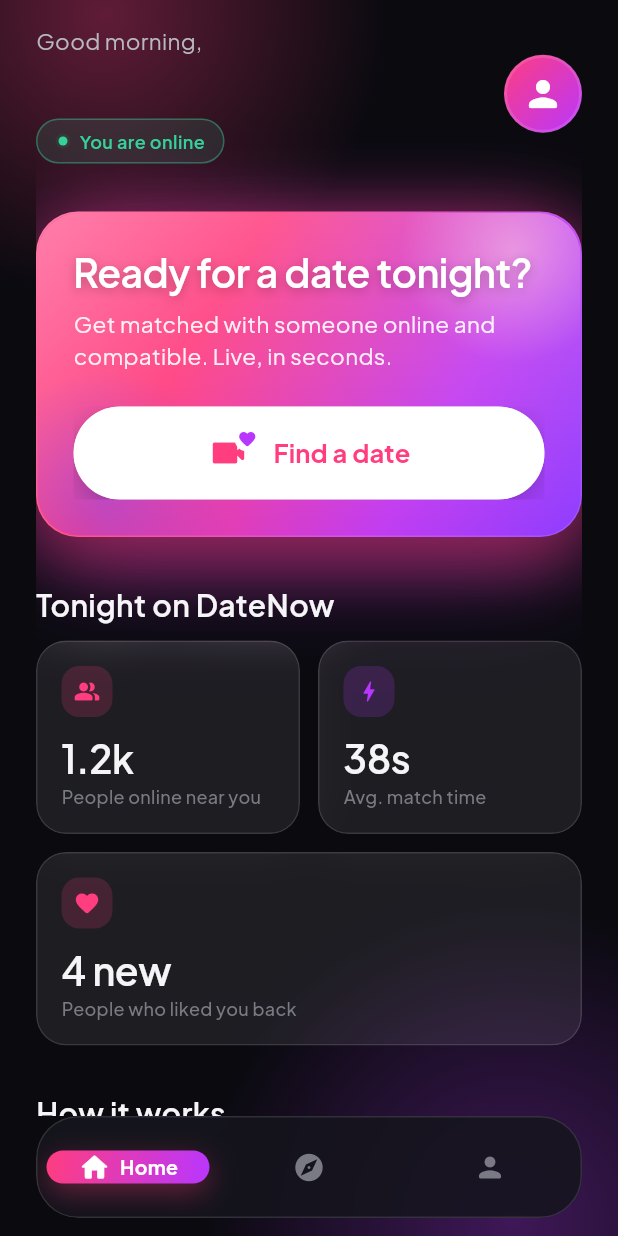
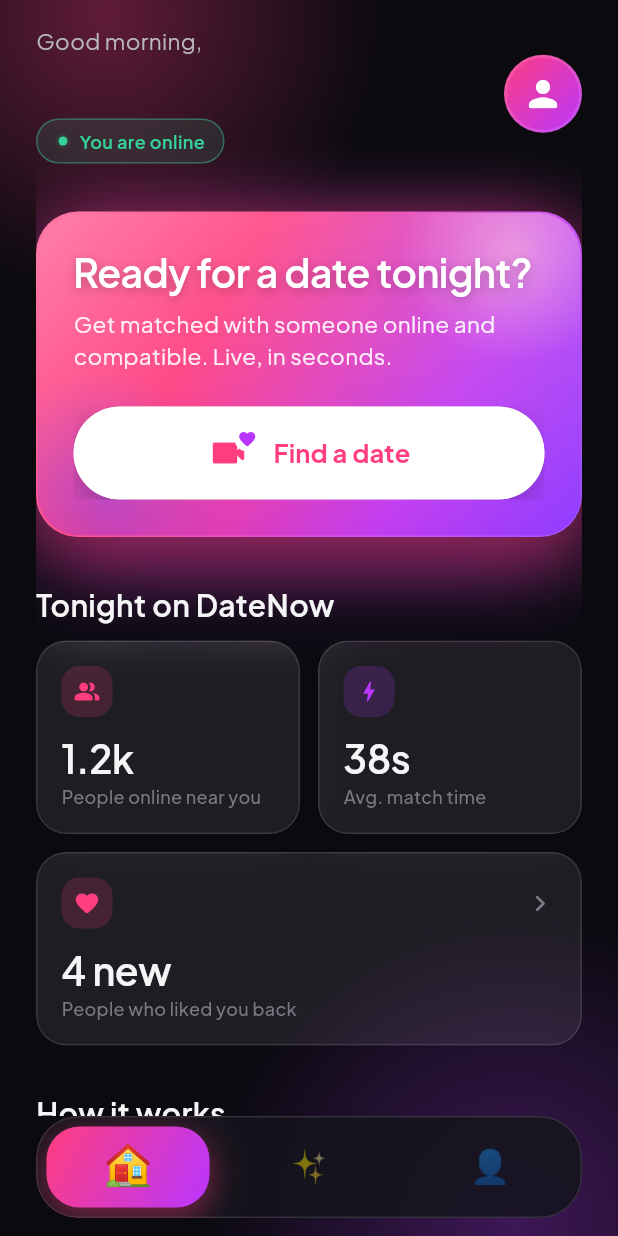
Before and after one commit to ecom59657-cmyk/datenow, a Flutter app: the HomeScreen screen opened by its route, on a phone screen of 412 x 824 dp. Run offline on Flutter 3.47's test engine with Material 3 defaults, Android fonts, the phone set to English and light mode, and no system bars; drawn by our look-alikes of flutter_animate; our stand-ins replace flutter_dotenv, flutter_riverpod, freezed_annotation, go_router, google_fonts, image_picker and 2 more; missing offline and left inert: agora_rtc_engine, agora_uikit; accounts and stored records are empty; generated files the repository leaves out were written again; network calls fail.

Commit message:
Make home navigation more intuitive
Give first-time users obvious, tappable shortcuts into the app.

- Avatar (top-right) opens the Profile tab
- "New likes" stat tile opens the Discover tab (ink ripple + chevron
  so it reads as a navigation shortcut)
- Bottom nav switches to emoji-only tabs — 🏠 Home, ✨ Discover,
  👤 Profile — with the active tab on a glowing brand-gradient pill

Accessible names are preserved via Semantics on every tappable
element. No routes or business logic changed — navigation reuses the
existing shell branches.

Co-Authored-By: Claude Opus 4.7 (1M context) <noreply@anthropic.com>

```diff
--- a/lib/app/scaffold/main_shell.dart
+++ b/lib/app/scaffold/main_shell.dart
@@ -6,7 +6,6 @@ import 'package:go_router/go_router.dart';
 import '../../l10n/app_localizations.dart';
 import '../theme/app_colors.dart';
 import '../theme/app_spacing.dart';
-import '../theme/app_typography.dart';
 
 /// Persistent shell hosting the bottom nav. Renders the active tab via
 /// [StatefulShellRoute.indexedStack] so each branch keeps its own navigation
@@ -27,10 +26,12 @@ class MainShell extends StatelessWidget {
   @override
   Widget build(BuildContext context) {
     final l10n = AppLocalizations.of(context);
+    // Emoji-only tabs: instantly readable, no text. The accessible name
+    // (l10n label) is kept on each button via Semantics.
     final tabs = <_NavItem>[
-      _NavItem(label: l10n.navHome, icon: Icons.home_rounded),
-      _NavItem(label: l10n.navDiscover, icon: Icons.explore_rounded),
-      _NavItem(label: l10n.navProfile, icon: Icons.person_rounded),
+      _NavItem(label: l10n.navHome, emoji: '🏠'),
+      _NavItem(label: l10n.navDiscover, emoji: '✨'),
+      _NavItem(label: l10n.navProfile, emoji: '👤'),
     ];
 
     return Scaffold(
@@ -47,10 +48,12 @@ class MainShell extends StatelessWidget {
 }
 
 class _NavItem {
-  const _NavItem({required this.label, required this.icon});
+  const _NavItem({required this.label, required this.emoji});
 
+  /// Accessible name — surfaced to screen readers even though the bar
+  /// only renders an emoji.
   final String label;
-  final IconData icon;
+  final String emoji;
 }
 
 class _GlassNavBar extends StatelessWidget {
@@ -120,10 +123,15 @@ class _NavButton extends StatelessWidget {
 
   @override
   Widget build(BuildContext context) {
-    final color =
-        selected ? AppColors.textPrimary : AppColors.textTertiary;
-
-    return Material(
+    // Active: a luminous brand-gradient pill with a soft pink glow.
+    // Inactive: no pill, just the emoji dimmed down so it stays visible
+    // but clearly secondary.
+    return Semantics(
+      label: item.label,
+      button: true,
+      selected: selected,
+      excludeSemantics: true,
+      child: Material(
         color: Colors.transparent,
         child: InkWell(
           onTap: onTap,
@@ -132,39 +140,34 @@ class _NavButton extends StatelessWidget {
             duration: const Duration(milliseconds: 220),
             curve: Curves.easeOut,
             margin: const EdgeInsets.all(6),
+            alignment: Alignment.center,
             decoration: selected
                 ? BoxDecoration(
                     gradient: AppColors.brandGradient,
                     borderRadius: BorderRadius.circular(22),
                     boxShadow: [
                       BoxShadow(
-                      color: AppColors.brandPink.withValues(alpha: 0.35),
-                      blurRadius: 16,
+                        color: AppColors.brandPink.withValues(alpha: 0.45),
+                        blurRadius: 18,
+                        spreadRadius: 1,
                         offset: const Offset(0, 6),
                       ),
                     ],
                   )
                 : null,
-          child: Row(
-            mainAxisAlignment: MainAxisAlignment.center,
-            children: [
-              Icon(item.icon,
-                  color: selected ? Colors.white : color, size: 22),
-              if (selected) ...[
-                const SizedBox(width: 6),
-                Flexible(
+            child: AnimatedScale(
+              duration: const Duration(milliseconds: 220),
+              curve: Curves.easeOutBack,
+              scale: selected ? 1.18 : 1.0,
+              child: AnimatedOpacity(
+                duration: const Duration(milliseconds: 220),
+                opacity: selected ? 1.0 : 0.45,
                 child: Text(
-                    item.label,
-                    overflow: TextOverflow.ellipsis,
-                    style: AppTypography.caption.copyWith(
-                      color: Colors.white,
-                      fontWeight: FontWeight.w700,
-                      fontSize: 13,
+                  item.emoji,
+                  style: const TextStyle(fontSize: 22, height: 1.0),
                 ),
               ),
             ),
-              ],
-            ],
           ),
         ),
       ),
--- a/lib/features/home/presentation/home_screen.dart
+++ b/lib/features/home/presentation/home_screen.dart
@@ -34,9 +34,12 @@ class HomeScreen extends ConsumerWidget {
         physics: const BouncingScrollPhysics(),
         children: [
           const SizedBox(height: AppSpacing.md),
-          HomeHeader(displayName: user?.displayName ?? user?.email)
-              .animate()
-              .fadeIn(duration: 350.ms),
+          HomeHeader(
+            displayName: user?.displayName ?? user?.email,
+            // Tapping the avatar switches to the Profile tab via the
+            // existing shell branch — no new screen, no extra route.
+            onAvatarTap: () => context.goNamed(AppRoute.profile.name),
+          ).animate().fadeIn(duration: 350.ms),
           const SizedBox(height: AppSpacing.xl),
           MatchCtaCard(
             onPressed: () => _onFindDate(context, ref),
@@ -69,6 +72,9 @@ class HomeScreen extends ConsumerWidget {
             icon: Icons.favorite_rounded,
             value: l10n.newLikesValue(4),
             label: l10n.newLikesLabel,
+            // Tapping the "new likes" tile switches to the Discover tab via
+            // the existing shell branch.
+            onTap: () => context.goNamed(AppRoute.discover.name),
           ),
           const SizedBox(height: AppSpacing.xl),
           Text(l10n.howItWorks, style: AppTypography.h3),
--- a/lib/features/home/presentation/widgets/home_header.dart
+++ b/lib/features/home/presentation/widgets/home_header.dart
@@ -9,9 +9,13 @@ import '../../../../shared/widgets/status_pill.dart';
 import '../../../profile/presentation/edit/providers/profile_photos_provider.dart';
 
 class HomeHeader extends StatelessWidget {
-  const HomeHeader({super.key, this.displayName});
+  const HomeHeader({super.key, this.displayName, this.onAvatarTap});
 
   final String? displayName;
+
+  /// Tapping the avatar opens the Profile space. Navigation is owned by the
+  /// caller so this widget stays a pure presentation component.
+  final VoidCallback? onAvatarTap;
 
   @override
   Widget build(BuildContext context) {
@@ -38,7 +42,7 @@ class HomeHeader extends StatelessWidget {
             ],
           ),
         ),
-        const _AvatarBadge(),
+        _AvatarBadge(onTap: onAvatarTap),
       ],
     );
   }
@@ -53,15 +57,17 @@ class HomeHeader extends StatelessWidget {
 }
 
 class _AvatarBadge extends ConsumerWidget {
-  const _AvatarBadge();
+  const _AvatarBadge({this.onTap});
+
+  final VoidCallback? onTap;
 
   @override
   Widget build(BuildContext context, WidgetRef ref) {
     const size = 52.0;
     final image = ref.watch(primaryProfilePhotoProvider).asData?.value;
 
-    if (image != null) {
-      return Container(
+    final Widget avatar = image != null
+        ? Container(
             width: size,
             height: size,
             decoration: BoxDecoration(
@@ -69,10 +75,8 @@ class _AvatarBadge extends ConsumerWidget {
               image: DecorationImage(image: image, fit: BoxFit.cover),
               border: Border.all(color: AppColors.hairline, width: 2),
             ),
-      );
-    }
-
-    return Container(
+          )
+        : Container(
             width: size,
             height: size,
             decoration: BoxDecoration(
@@ -84,5 +88,23 @@ class _AvatarBadge extends ConsumerWidget {
               child: Icon(Icons.person_rounded, color: Colors.white, size: 28),
             ),
           );
+
+    if (onTap == null) return avatar;
+
+    // Tappable: a circular ink ripple + haptic feedback signals the avatar
+    // is a shortcut to the Profile space.
+    return Semantics(
+      button: true,
+      label: AppLocalizations.of(context).navProfile,
+      child: Material(
+        color: Colors.transparent,
+        shape: const CircleBorder(),
+        child: InkWell(
+          onTap: onTap,
+          customBorder: const CircleBorder(),
+          child: avatar,
+        ),
+      ),
+    );
   }
 }
--- a/lib/features/home/presentation/widgets/stat_tile.dart
+++ b/lib/features/home/presentation/widgets/stat_tile.dart
@@ -12,6 +12,7 @@ class StatTile extends StatelessWidget {
     required this.value,
     required this.label,
     this.accent,
+    this.onTap,
   });
 
   final IconData icon;
@@ -19,13 +20,20 @@ class StatTile extends StatelessWidget {
   final String label;
   final Color? accent;
 
+  /// When provided, the whole tile becomes tappable (ink ripple + haptic)
+  /// and shows a chevron so it reads as a navigation shortcut.
+  final VoidCallback? onTap;
+
   @override
   Widget build(BuildContext context) {
     final color = accent ?? AppColors.brandPink;
     return GlassCard(
       padding: const EdgeInsets.all(AppSpacing.md),
+      onTap: onTap,
       child: Column(
         crossAxisAlignment: CrossAxisAlignment.start,
+        children: [
+          Row(
             children: [
               Container(
                 padding: const EdgeInsets.all(8),
@@ -34,6 +42,16 @@ class StatTile extends StatelessWidget {
                   borderRadius: AppRadius.brSm,
                 ),
                 child: Icon(icon, color: color, size: 18),
+              ),
+              if (onTap != null) ...[
+                const Spacer(),
+                const Icon(
+                  Icons.chevron_right_rounded,
+                  color: AppColors.textTertiary,
+                  size: 22,
+                ),
+              ],
+            ],
           ),
           const SizedBox(height: AppSpacing.sm),
           Text(value, style: AppTypography.h2),
```
Lines whose indentation alone changed are shown as unchanged.
